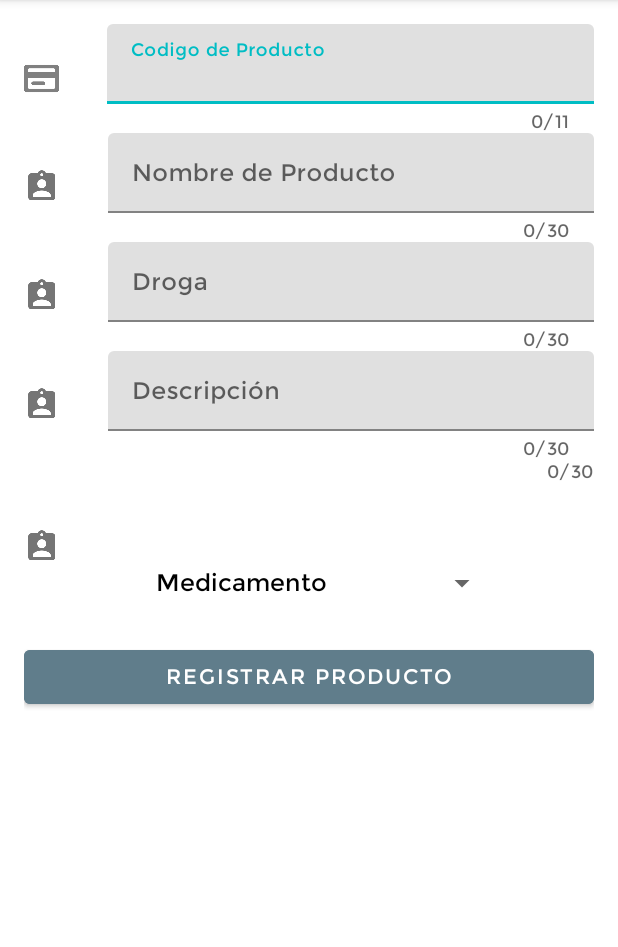
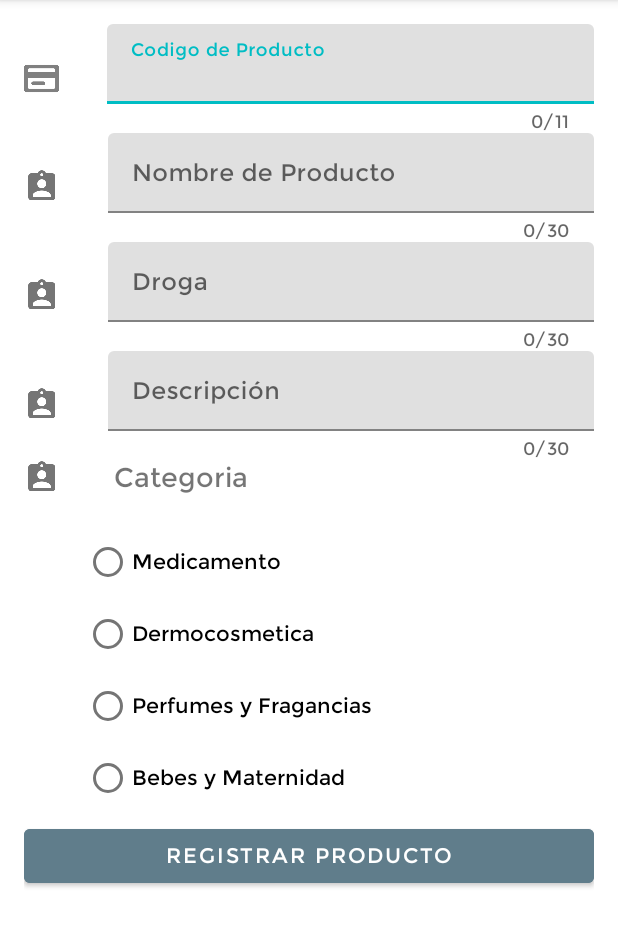
Before and after one commit to MatiTolaba/FarmaJuy, an Android app: the activity_cargar_producto screen opened directly, with no data from a screen before it, on a phone screen of 412 x 824 dp, the part 84-1031 px from its top. Run offline under Robolectric (Android 15) with nearby library versions, the phone set to English and light mode, and no system bars.

```diff
--- a/app/src/main/java/fi/unju/farmajuy/activity_cargar_producto.java
+++ b/app/src/main/java/fi/unju/farmajuy/activity_cargar_producto.java
@@ -15,11 +15,6 @@ public class activity_cargar_producto extends AppCompatActivity {
         super.onCreate(savedInstanceState);
         setContentView(R.layout.activity_cargar_producto);
 
-        spinner_op = (Spinner)findViewById((R.id.spinner));
 
-
-        String [] opciones = {"Medicamento", "Dermocosmetica", "Perfumes y Fragancias", "Bebes y Maternidad"}; //contenedor de opciones
-        ArrayAdapter<String> adapter = new ArrayAdapter<String>(this, R.layout.support_simple_spinner_dropdown_item, opciones);
-        spinner_op.setAdapter(adapter);
     }
 }
--- a/app/src/main/res/layout/activity_cargar_producto.xml
+++ b/app/src/main/res/layout/activity_cargar_producto.xml
@@ -134,21 +134,21 @@
             </LinearLayout>
 
             <LinearLayout
-                android:id="@+id/area_descripcion"
+                android:id="@+id/area_categoria"
                 android:layout_width="match_parent"
                 android:layout_height="wrap_content"
                 android:layout_alignParentTop="true"
                 android:orientation="horizontal">
 
                 <ImageView
-                    android:id="@+id/img_descripcion"
+                    android:id="@+id/img_categoria"
                     android:layout_width="wrap_content"
                     android:layout_height="wrap_content"
                     android:layout_gravity="center_vertical"
                     android:src="@drawable/ic_cliente" />
 
                 <com.google.android.material.textfield.TextInputLayout
-                    android:id="@+id/til_descripcion"
+                    android:id="@+id/til_categoria"
                     android:layout_width="match_parent"
                     android:layout_height="wrap_content"
                     android:layout_marginLeft="32dp"
@@ -171,42 +171,67 @@
             </LinearLayout>
 
             <LinearLayout
-                android:id="@+id/area_nom_categoria"
+                android:id="@+id/area_descripcion"
                 android:layout_width="match_parent"
                 android:layout_height="wrap_content"
                 android:layout_alignParentTop="true"
                 android:orientation="horizontal">
 
                 <ImageView
-                    android:id="@+id/img_nom_categoria"
+                    android:id="@+id/img_descripcion"
                     android:layout_width="wrap_content"
                     android:layout_height="wrap_content"
                     android:layout_gravity="center_vertical"
                     android:src="@drawable/ic_cliente" />
 
-                <com.google.android.material.textfield.TextInputLayout
-                    android:id="@+id/til_nom_categoria"
-                    android:layout_width="match_parent"
+
+                <TextView
+                    android:id="@+id/textView4"
+                    android:layout_width="wrap_content"
                     android:layout_height="wrap_content"
-                    android:layout_marginLeft="32dp"
+                    android:layout_marginLeft="36dp"
+                    android:layout_weight="1"
+                    android:text="Categoria"
+                    android:textSize="18sp" />
 
-                    app:errorEnabled="true"
-                    app:counterEnabled="true"
-                    app:counterMaxLength="30">
-
-                    <Spinner
-                        android:id="@+id/spinner"
-                        android:layout_width="236dp"
-                        android:layout_height="69dp"
-                        android:layout_marginStart="24dp"
-                        android:layout_marginLeft="24dp"
-                        android:layout_marginTop="32dp"
-                        app:layout_constraintStart_toStartOf="parent"
-                        app:layout_constraintTop_toBottomOf="@+id/txt_valor2" />
-
-                </com.google.android.material.textfield.TextInputLayout>
 
             </LinearLayout>
+
+                    <RadioGroup
+                        android:id="@+id/radioGroup"
+                        android:layout_width="256dp"
+                        android:layout_height="wrap_content"
+                        android:layout_marginStart="40dp"
+                        android:layout_marginLeft="40dp"
+                        android:layout_marginTop="20dp"
+                        app:layout_constraintStart_toStartOf="parent"
+                        app:layout_constraintTop_toBottomOf="@+id/txt_num2"
+                        android:orientation="vertical">
+
+                        <RadioButton
+                            android:id="@+id/rb_sumar"
+                            android:layout_width="300dp"
+                            android:layout_height="wrap_content"
+                            android:text="Medicamento" />
+
+                        <RadioButton
+                            android:id="@+id/rb_restar"
+                            android:layout_width="300dp"
+                            android:layout_height="wrap_content"
+                            android:text="Dermocosmetica" />
+
+                        <RadioButton
+                            android:id="@+id/rb_mult"
+                            android:layout_width="match_parent"
+                            android:layout_height="wrap_content"
+                            android:text="Perfumes y Fragancias" />
+
+                        <RadioButton
+                            android:id="@+id/rb_div"
+                            android:layout_width="match_parent"
+                            android:layout_height="wrap_content"
+                            android:text="Bebes y Maternidad" />
+                    </RadioGroup>
 
             <!-- Bottom Bar -->
             <LinearLayout
```
Also changed, not shown: app/src/main/java/fi/unju/farmajuy/adaptadores/AdaptadorFarmaciaConStock.java (+0 -8 lines).
